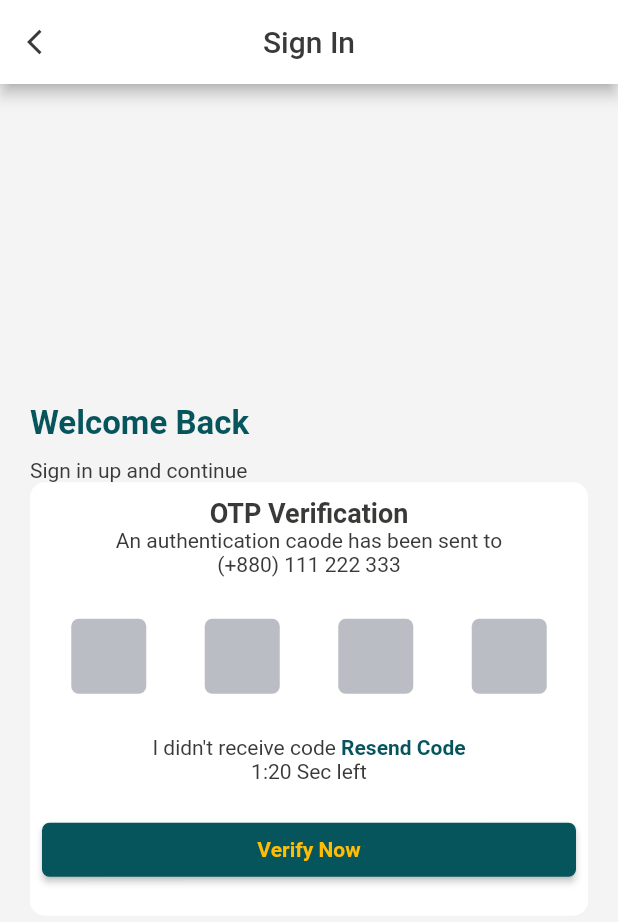
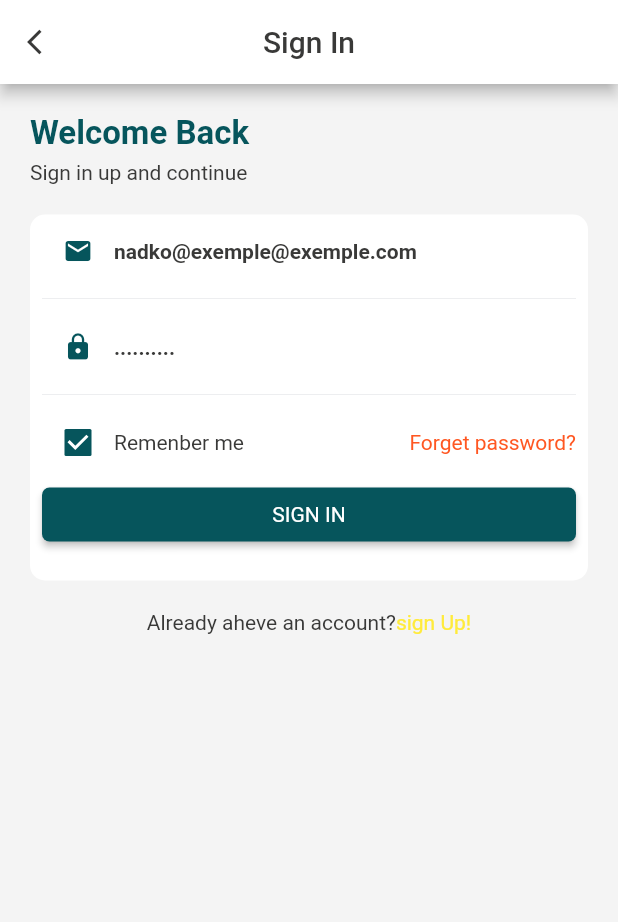
Before and after one commit to chizakasipascal/Ndako243, a Flutter app: the SignInWelcom screen opened by its route, on a phone screen of 412 x 824 dp. Shown: the top 922 px of the screen. Run offline on Flutter 3.47's test engine with Material 2 defaults, Android fonts, the phone set to English and light mode, and no system bars.

Commit message:
welcome page uix ok

```diff
--- a/lib/src/views/screens/signInWelcom.dart
+++ b/lib/src/views/screens/signInWelcom.dart
@@ -1,7 +1,9 @@
 import 'package:flutter/material.dart';
 import 'package:ndako243/src/constants/constanst.dart';
+import 'package:ndako243/src/constants/icon_size.dart';
 import 'package:ndako243/src/utils/utils.dart';
 import 'package:ndako243/src/views/compotments/compotements.dart';
+import 'package:ndako243/src/views/compotments/textbox/textbox.dart';
 
 class SignInWelcom extends StatelessWidget {
   const SignInWelcom({Key? key}) : super(key: key);
@@ -27,10 +29,13 @@ class SignInWelcom extends StatelessWidget {
         ),
         centerTitle: true,
       ),
-      body: Padding(
+      body: Container(
+        height: size.height,
+        child: Padding(
           padding: const EdgeInsets.all(20.0),
+          child: SingleChildScrollView(
             child: Column(
-          mainAxisAlignment: MainAxisAlignment.center,
+              mainAxisAlignment: MainAxisAlignment.end,
               crossAxisAlignment: CrossAxisAlignment.start,
               children: [
                 Ndako243Text(
@@ -39,128 +44,104 @@ class SignInWelcom extends StatelessWidget {
                   fontWeight: FontWeight.bold,
                   color: Background,
                 ),
-            SizedBox(height: 10),
+                SizedBox(height: 5),
                 Ndako243Text(
                   text: "Sign in up and continue",
                 ),
                 Container(
                   // height: size.height * .5,
+                  margin: const EdgeInsets.only(top: 20),
                   width: size.width,
                   decoration: BoxDecoration(
-                  color: WhiteColor, borderRadius: BorderRadius.circular(10)),
+                      color: WhiteColor,
+                      borderRadius: BorderRadius.circular(10)),
+                  child: Padding(
+                    padding: const EdgeInsets.only(
+                        left: 8.0, right: 8.0, bottom: 20.0),
                     child: Column(
                       children: [
-                  SizedBox(height: 10),
-                  RichText(
-                    textAlign: TextAlign.center,
-                    text: TextSpan(
-                      style: TextStyle(
-                          fontSize: FontSize.meduim,
-                          color: BlackColor,
-                          fontWeight: FontWeight.bold),
-                      children: <TextSpan>[
-                        TextSpan(text: "OTP Verification\n"),
-                        TextSpan(
-                          text:
-                              "An authentication caode has been sent to\n(+880) 111 222 333",
-                          style: TextStyle(
-                            color: BlackColor,
-                            fontWeight: FontWeight.normal,
-                            fontSize: FontSize.small,
+                        buildTextBox(
+                          hint: "nadko@exemple@exemple.com",
+                          textAlign: TextAlign.left,
+                          prefixIcon: Icon(
+                            Icons.email,
+                            color: Background,
+                            size: IconSize.sizeIcon,
                           ),
+                        ),
+                        Divider(
+                          color: Grey.withOpacity(.1),
+                        ),
+                        buildTextBox(
+                          hint: "..........",
+                          textAlign: TextAlign.left,
+                          isPassword: true,
+                          prefixIcon: Icon(
+                            Icons.lock,
+                            color: Background,
+                            size: IconSize.sizeIcon,
+                          ),
+                        ),
+                        Divider(
+                          color: Grey.withOpacity(.1),
+                        ),
+                        Row(
+                          children: [
+                            Checkbox(
+                              value: true,
+                              onChanged: (bool? value) {},
+                            ),
+                            Ndako243Text(
+                              text: "Remenber me",
+                            ),
+                            Spacer(),
+                            Ndako243Text(
+                              text: "Forget password?",
+                              color: Colors.deepOrange,
                             ),
                           ],
                         ),
-                  ),
-                  SizedBox(height: 20),
-                  Padding(
-                    padding: const EdgeInsets.all(8.0),
-                    child: Row(
-                      mainAxisAlignment: MainAxisAlignment.spaceAround,
-                      children: [
-                        Container(
-                          height: 50,
-                          width: 50,
-                          decoration: BoxDecoration(
-                            color: Grey.withOpacity(.4),
-                            borderRadius: BorderRadius.circular(5),
-                          ),
-                        ),
-                        Container(
-                          height: 50,
-                          width: 50,
-                          decoration: BoxDecoration(
-                            color: Grey.withOpacity(.4),
-                            borderRadius: BorderRadius.circular(5),
-                          ),
-                        ),
-                        Container(
-                          height: 50,
-                          width: 50,
-                          decoration: BoxDecoration(
-                            color: Grey.withOpacity(.4),
-                            borderRadius: BorderRadius.circular(5),
-                          ),
-                        ),
-                        Container(
-                          height: 50,
-                          width: 50,
-                          decoration: BoxDecoration(
-                            color: Grey.withOpacity(.4),
-                            borderRadius: BorderRadius.circular(5),
-                          ),
-                        ),
-                      ],
-                    ),
-                  ),
-                  SizedBox(height: 20),
-                  RichText(
-                    textAlign: TextAlign.center,
-                    text: TextSpan(
-                      style: TextStyle(
-                        color: BlackColor,
-                        fontWeight: FontWeight.normal,
-                      ),
-                      children: <TextSpan>[
-                        TextSpan(text: "I didn't receive code "),
-                        TextSpan(
-                          text: "Resend Code\n",
-                          style: TextStyle(
-                              color: Background, fontWeight: FontWeight.bold),
-                        ),
-                        TextSpan(
-                          text: "1:20 Sec left",
-                        ),
-                      ],
-                    ),
-                  ),
-                  SizedBox(height: 20),
-                  Padding(
-                    padding: const EdgeInsets.only(
-                        left: 8.0, right: 8.0, bottom: 20),
-                    child: SizedBox(
+                        SizedBox(
                           width: size.width,
                           child: MaterialButton(
                             color: Background,
                             shape: RoundedRectangleBorder(
                               borderRadius: BorderRadius.circular(5),
                             ),
-                        onPressed: () {
-                          Navigator.pushNamed(context, Routes.Otp);
-                        },
+                            onPressed: () {},
                             child: Ndako243Text(
-                          text: "Verify Now",
-                          color: Yellow,
+                              text: "SIGN IN",
+                              color: WhiteColor,
                               fontSize: FontSize.small,
-                          fontWeight: FontWeight.bold,
-                        ),
                             ),
                           ),
                         ),
                       ],
                     ),
                   ),
+                ),
+                SizedBox(height: 20),
+                Align(
+                  alignment: Alignment.bottomCenter,
+                  child: Padding(
+                    padding: const EdgeInsets.only(bottom: 8.0),
+                    child: RichText(
+                      text: TextSpan(
+                          style: TextStyle(color: BlackColor),
+                          children: <TextSpan>[
+                            TextSpan(text: "Already aheve an account?"),
+                            TextSpan(
+                              text: "sign Up!",
+                              style: TextStyle(color: Colors.yellow),
+                            ),
+                          ]),
+                    ),
+                  ),
+                ),
+                SizedBox(height: 20),
               ],
+            ),
+          ),
         ),
       ),
     );
--- a/lib/src/views/screens/signUp.dart
+++ b/lib/src/views/screens/signUp.dart
@@ -204,7 +204,7 @@ class _SignUpState extends State<SignUp> {
                               ? "Already aheve an account?"
                               : "Have not account?"),
                       TextSpan(
-                        text: "sign Up",
+                        text: "sign Up!",
                         style: TextStyle(color: Colors.yellow),
                       ),
                     ]),
```
Lines whose indentation alone changed are shown as unchanged.
